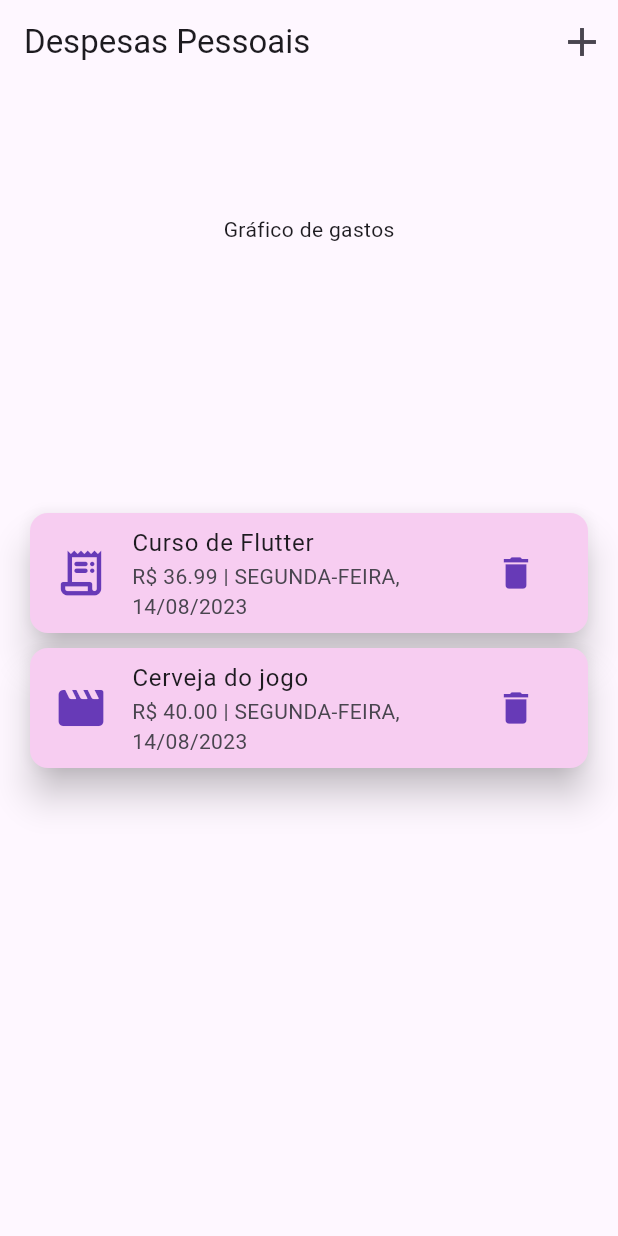
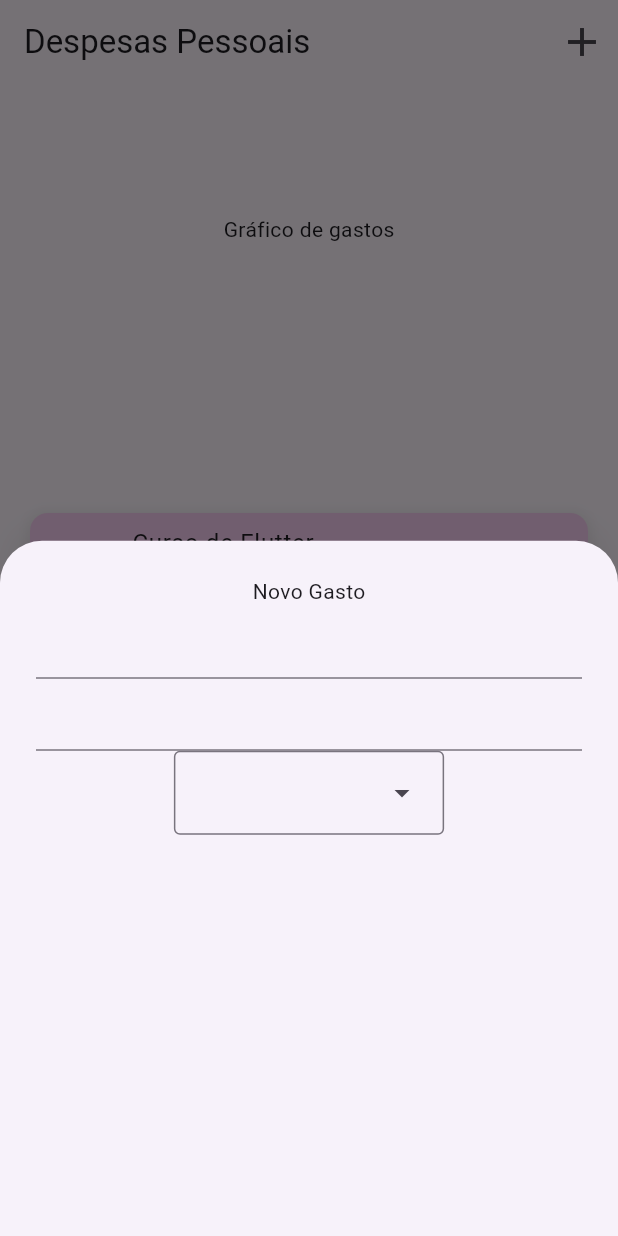
Before and after one commit to Gustaviusss/personal_expenses_app, a Flutter app: the screen it shows after launch, after a tap on the "add" icon, on a phone screen of 412 x 824 dp. Run offline on Flutter 3.47's test engine with Material 2 defaults, Android fonts, the phone set to English and light mode, and no system bars.

Commit message:
modalForm for new expenses added

```diff
--- a/lib/expenses.dart
+++ b/lib/expenses.dart
@@ -1,6 +1,7 @@
 import 'package:flutter/material.dart';
 import 'package:personal_expenses_app/models/expense_model.dart';
 import 'package:personal_expenses_app/widgets/expenses_list_widget.dart';
+import 'package:personal_expenses_app/widgets/modal_expense_form_widget.dart';
 
 class Expenses extends StatefulWidget {
   const Expenses({super.key});
@@ -22,6 +23,12 @@ class _ExpensesState extends State<Expenses> {
         date: DateTime.now(),
         category: Category.lazer),
   ];
+
+  void _addExpenseModal() {
+    showModalBottomSheet(
+        context: context, builder: (_) => const ModalExpenseForm());
+  }
+
   @override
   Widget build(BuildContext context) {
     return Scaffold(
@@ -29,7 +36,7 @@ class _ExpensesState extends State<Expenses> {
         title: const Text('Despesas Pessoais'),
         actions: [
           IconButton(
-            onPressed: () {},
+            onPressed: _addExpenseModal,
             icon: const Icon(Icons.add),
             iconSize: 32,
           )
--- /dev/null
+++ b/lib/widgets/modal_expense_form_widget.dart
@@ -0,0 +1,50 @@
+import 'package:flutter/material.dart';
+import '../models/expense_model.dart';
+
+class ModalExpenseForm extends StatefulWidget {
+  const ModalExpenseForm({super.key});
+
+  @override
+  State<ModalExpenseForm> createState() => _ModalExpenseFormState();
+}
+
+class _ModalExpenseFormState extends State<ModalExpenseForm> {
+  @override
+  Widget build(BuildContext context) {
+    return const Padding(
+      padding: EdgeInsets.all(24),
+      child: Column(children: [
+        Center(child: Text("Novo Gasto")),
+        SizedBox(
+          height: 400,
+          child: Column(children: [
+            TextField(
+              keyboardType: TextInputType.text,
+            ),
+            TextField(
+              keyboardType: TextInputType.number,
+            ),
+            DropdownMenu(dropdownMenuEntries: [
+              DropdownMenuEntry(
+                value: Category.alimentacao,
+                label: 'Alimentação',
+              ),
+              DropdownMenuEntry(
+                value: Category.contas,
+                label: 'Contas',
+              ),
+              DropdownMenuEntry(
+                value: Category.lazer,
+                label: 'Lazer',
+              ),
+              DropdownMenuEntry(
+                value: Category.viagem,
+                label: 'Viagem',
+              ),
+            ])
+          ]),
+        )
+      ]),
+    );
+  }
+}
```
